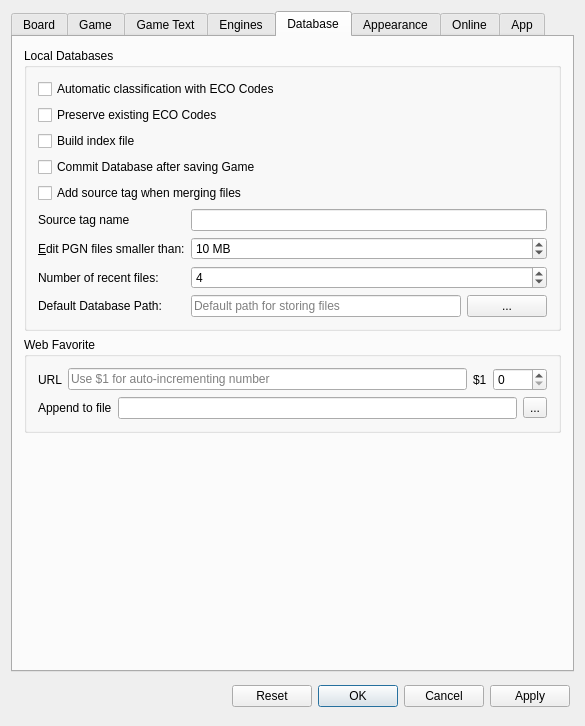
The window that src/dialogs/preferences.ui (Isarhamster/chessx) describes before a commit, drawn with Qt 5.
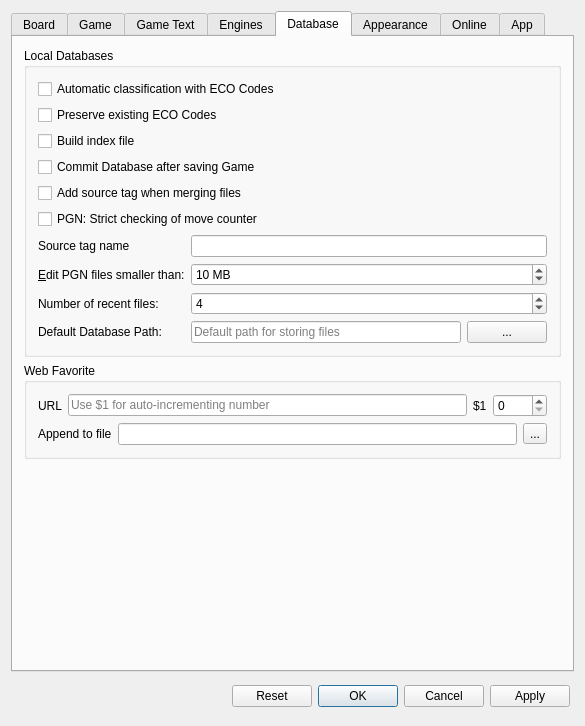
The same window after the commit. The open tabs and pages were chosen to show the change. Icons and pictures are not drawn. Custom widgets are drawn as their Qt base class.

Commit message: Fix the persisting move number issue

```diff
--- a/src/dialogs/preferences.ui
+++ b/src/dialogs/preferences.ui
@@ -1126,6 +1126,13 @@
             </property>
            </widget>
           </item>
+          <item>
+           <widget class="QCheckBox" name="strictMoveCounter">
+            <property name="text">
+             <string>PGN: Strict checking of move counter</string>
+            </property>
+           </widget>
+          </item>
           <item>
            <layout class="QGridLayout" name="gridLayout4">
             <item row="4" column="1">
```
Left out of the diff: 66 changed lines with no effect on the pictures. The commit also changes 7 other files.
